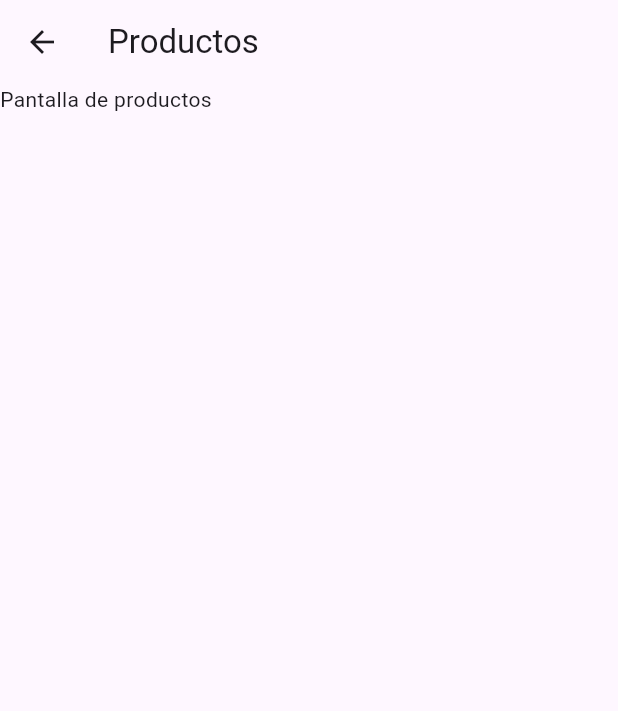
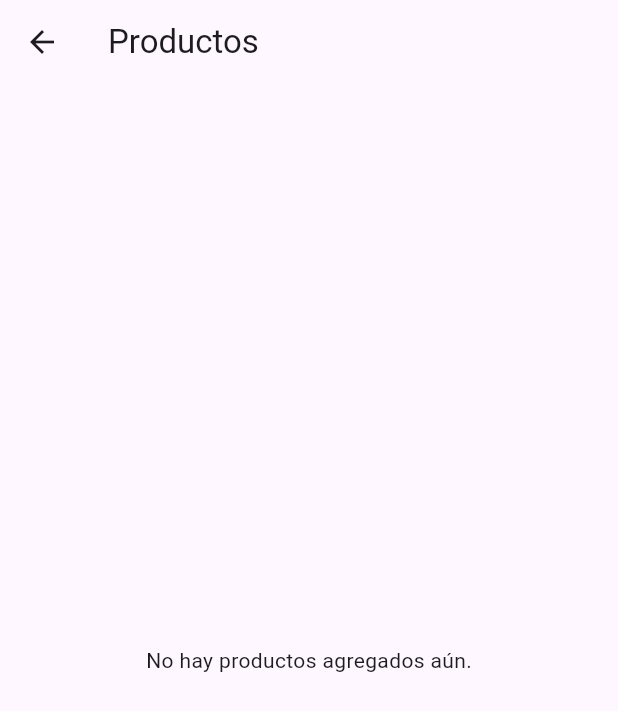
Before and after one commit to MarcoMallardo/login_listas, a Flutter app: the HomeScreen screen opened by its route, after a tap on "Ver productos", on a phone screen of 412 x 824 dp. Shown: the top 711 px of the screen. Run offline on Flutter 3.47's test engine with Material 3 defaults, Android fonts, the phone set to English and light mode, and no system bars; our stand-ins replace go_router.

Commit message:
Codigo terminado

```diff
--- a/lib/core/router/app_router.dart
+++ b/lib/core/router/app_router.dart
@@ -1,4 +1,5 @@
 import 'package:go_router/go_router.dart';
+import 'package:login_listas/entities/entities.dart';
 import 'package:login_listas/screens/home_screen.dart';
 import 'package:login_listas/screens/login_screen.dart';
 import 'package:login_listas/screens/products_screen.dart';
@@ -8,6 +9,6 @@ final appRouter = GoRouter(
   routes: [
     GoRoute(path: '/login', builder: (context, state) => const LoginScreen()),
     GoRoute(path: '/home', builder: (context, state) => HomeScreen()),
-    GoRoute(path: '/products', builder: (context, state) => const ProductsScreen())
-  ]
+    GoRoute(path: '/products', builder: (context, state) => ProductsScreen(productos: state.extra as List<Producto>)),
+  ],
 );
--- a/lib/screens/home_screen.dart
+++ b/lib/screens/home_screen.dart
@@ -104,9 +104,9 @@ class _HomeScreenState extends State<HomeScreen> {
             padding: const EdgeInsets.symmetric(vertical: 10),
             child: ElevatedButton(
               onPressed: () {
-                context.push('/products');
+                context.push('/products', extra: productos);
               },
-              child: Text('Ver productos'),
+              child: const Text('Ver productos'),
             ),
           )
         ],
--- a/lib/screens/products_screen.dart
+++ b/lib/screens/products_screen.dart
@@ -1,24 +1,34 @@
 import 'package:flutter/material.dart';
-import 'package:go_router/go_router.dart';
 import 'package:login_listas/entities/entities.dart';
 
 class ProductsScreen extends StatelessWidget {
-  const ProductsScreen({super.key});
-  static const List<Producto> productos = [];
+  final List<Producto> productos;
+
+  const ProductsScreen({super.key, required this.productos});
 
   @override
   Widget build(BuildContext context) {
     return Scaffold(
       appBar: AppBar(
-        title: Text('Productos'),
+        title: const Text('Productos'),
       ),
-      body: Column(
-        children: [
-          Text(
-          'Pantalla de productos',
-          ),
-        ],
-      ),
+      body: productos.isEmpty
+          ? const Center(
+              child: Text('No hay productos agregados aún.'),
+            )
+          : ListView.separated(
+              padding: const EdgeInsets.symmetric(horizontal: 16, vertical: 16),
+              itemCount: productos.length,
+              separatorBuilder: (context, index) => const Divider(height: 16),
+              itemBuilder: (context, index) {
+                final producto = productos[index];
+                return ListTile(
+                  title: Text(producto.nombre),
+                  subtitle: Text(producto.descripcion),
+                  trailing: Text('\$${producto.precio.toStringAsFixed(2)}'),
+                );
+              },
+            ),
     );
   }
 }
```
